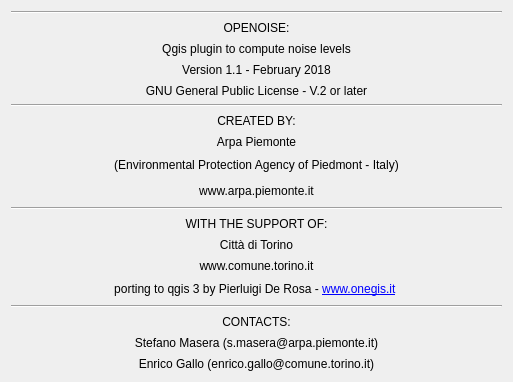
This is tools/ui_Credits.ui in Arpapiemonte/openoise-map as Qt 5 draws it before an edit. The edited form follows.
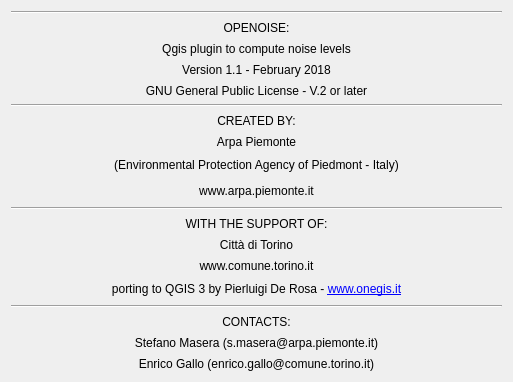
This is the edited form.

What changed in the file:
```diff
--- a/tools/ui_Credits.ui
+++ b/tools/ui_Credits.ui
@@ -309,8 +309,7 @@
    <item>
     <widget class="QLabel" name="label_9">
      <property name="text">
-      <string>&lt;html&gt;&lt;head/&gt;&lt;body&gt;&lt;p&gt;porting to qgis 3 by Pierluigi De Rosa - &lt;a href=&quot;https://www.onegis.it/&quot;&gt;www.onegis.it&lt;/a&gt;&lt;/p&gt;&lt;/body&gt;&lt;/html&gt;
-</string>
+      <string>&lt;html&gt;&lt;head/&gt;&lt;body&gt;&lt;p&gt;porting to QGIS 3 by Pierluigi De Rosa - &lt;a href=&quot;https://www.onegis.it/&quot;&gt;&lt;span style=&quot; text-decoration: underline; color:#0000ff;&quot;&gt;www.onegis.it&lt;/span&gt;&lt;/a&gt;&lt;/p&gt;&lt;/body&gt;&lt;/html&gt;</string>
      </property>
      <property name="alignment">
       <set>Qt::AlignCenter</set>
```
